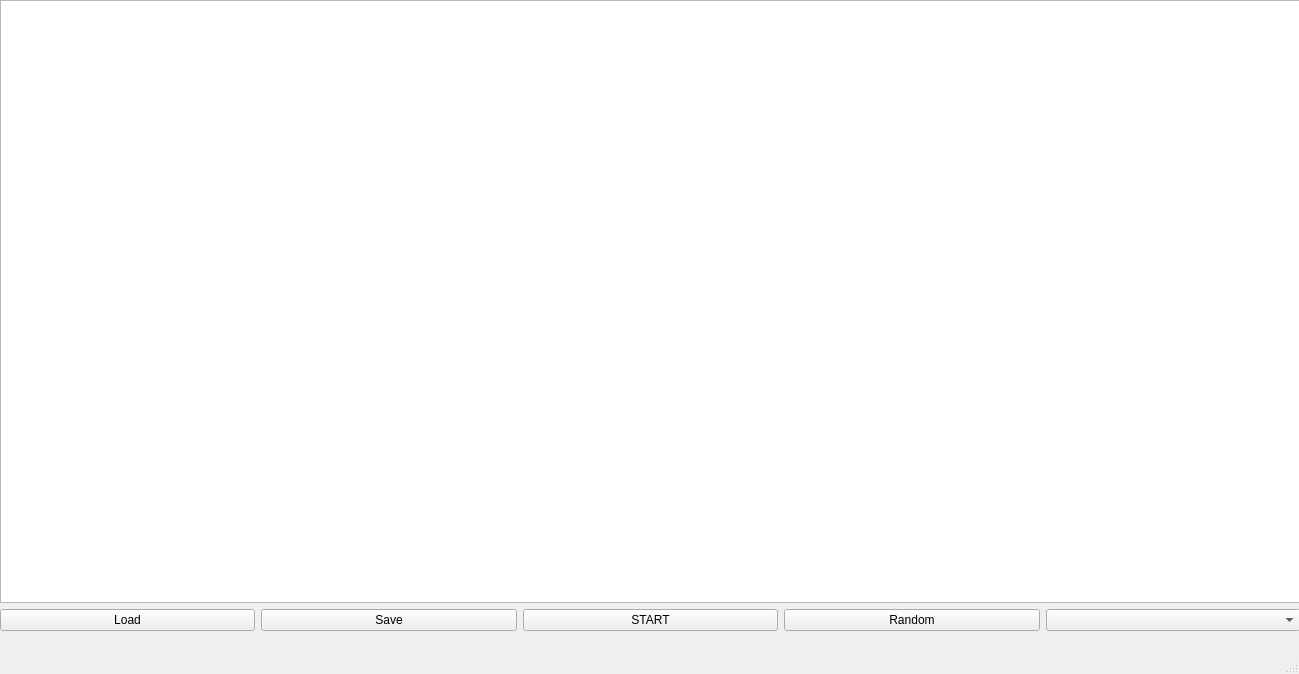
BartnikLukasz/GameOfLife, file gamewindow.ui: the form before one commit.
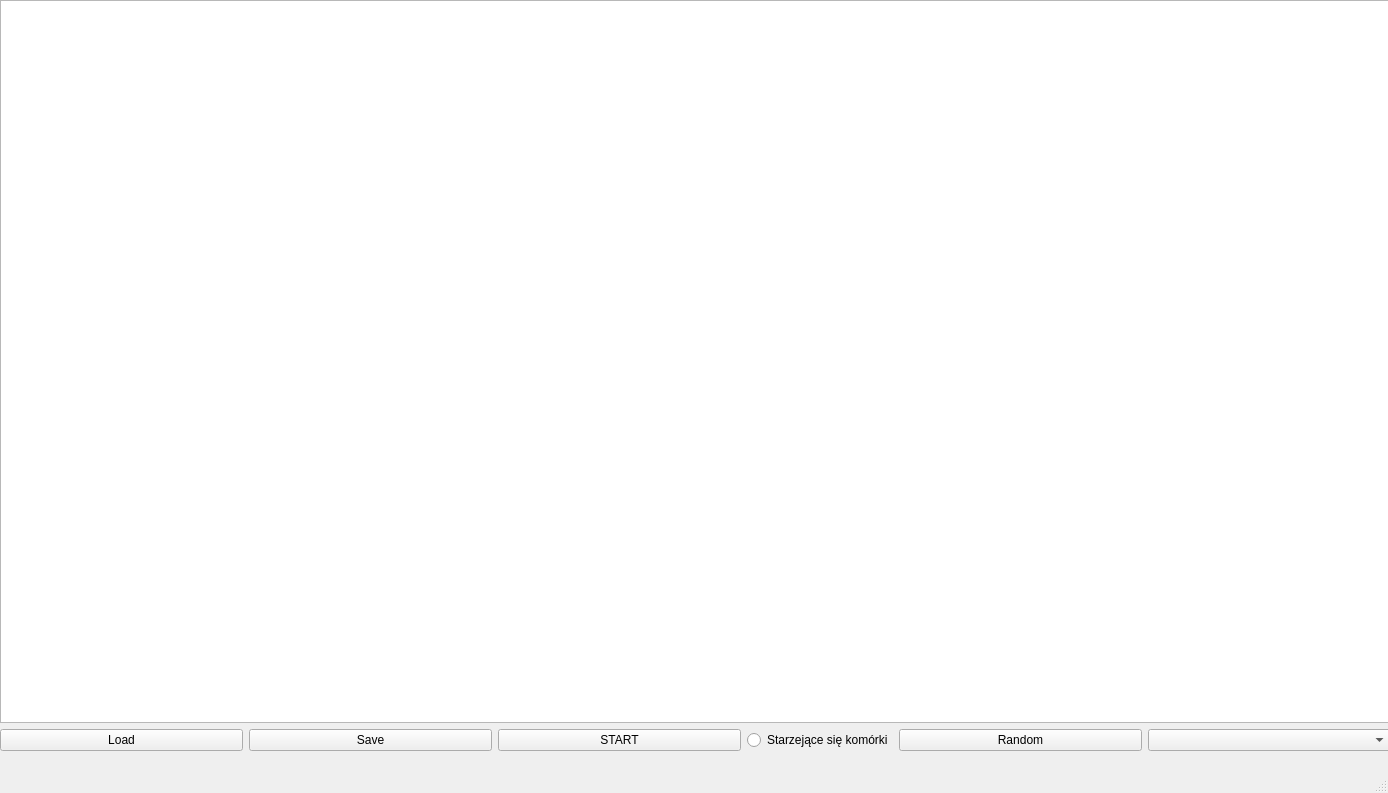
The form after the commit.

Commit message: Added choosing between aging and not aging cells

```diff
--- a/gamewindow.ui
+++ b/gamewindow.ui
@@ -6,8 +6,8 @@
    <rect>
     <x>0</x>
     <y>0</y>
-    <width>1299</width>
-    <height>674</height>
+    <width>1388</width>
+    <height>793</height>
    </rect>
   </property>
   <property name="windowTitle">
@@ -19,8 +19,8 @@
      <rect>
       <x>0</x>
       <y>0</y>
-      <width>1301</width>
-      <height>631</height>
+      <width>1391</width>
+      <height>751</height>
      </rect>
     </property>
     <layout class="QGridLayout" name="gridLayout">
@@ -50,6 +50,19 @@
          </property>
         </widget>
        </item>
+       <item>
+        <widget class="QRadioButton" name="agingRadio">
+         <property name="sizePolicy">
+          <sizepolicy hsizetype="Maximum" vsizetype="Fixed">
+           <horstretch>0</horstretch>
+           <verstretch>0</verstretch>
+          </sizepolicy>
+         </property>
+         <property name="text">
+          <string>Starzejące się komórki</string>
+         </property>
+        </widget>
+       </item>
        <item>
         <widget class="QPushButton" name="randomButton">
          <property name="text">
```
Left out of the diff: 2 changed lines with no effect on the pictures. The commit also changes 16 other files.
